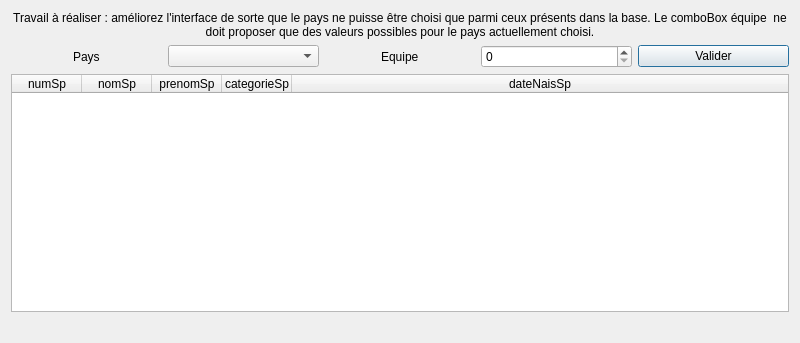
The window that gui/fct_comp_4.ui (FDaCostaB/Jo-BD) describes before a commit, drawn with Qt 5.
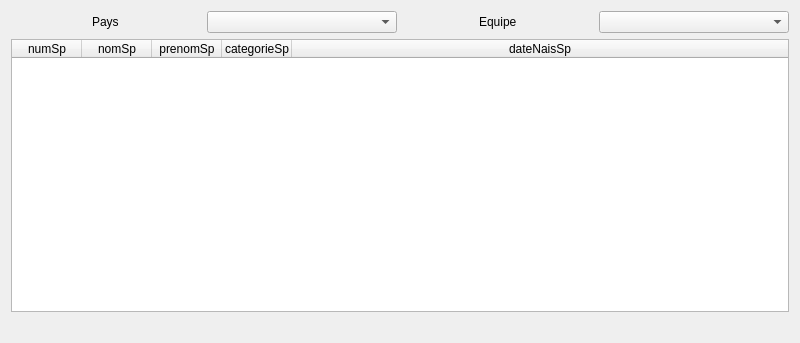
The same window after the commit. Icons and pictures are not drawn.

Diff of the .ui file:
```diff
--- a/gui/fct_comp_4.ui
+++ b/gui/fct_comp_4.ui
@@ -14,19 +14,6 @@
    <string>Sportifs d'un pays et un équipe</string>
   </property>
   <layout class="QVBoxLayout" name="verticalLayout">
-   <item>
-    <widget class="QLabel" name="label_3">
-     <property name="text">
-      <string>Travail à réaliser : améliorez l'interface de sorte que le pays ne puisse être choisi que parmi ceux présents dans la base. Le comboBox équipe  ne doit proposer que des valeurs possibles pour le pays actuellement choisi.</string>
-     </property>
-     <property name="alignment">
-      <set>Qt::AlignCenter</set>
-     </property>
-     <property name="wordWrap">
-      <bool>true</bool>
-     </property>
-    </widget>
-   </item>
    <item>
     <layout class="QHBoxLayout" name="horizontalLayout">
      <item alignment="Qt::AlignHCenter">
@@ -47,14 +34,7 @@
       </widget>
      </item>
      <item>
-      <widget class="QSpinBox" name="spinBox_fct_4_equipe"/>
-     </item>
-     <item>
-      <widget class="QPushButton" name="pushButton_fct_4">
-       <property name="text">
-        <string>Valider</string>
-       </property>
-      </widget>
+      <widget class="QComboBox" name="comboBox_fct_4_equipe"/>
      </item>
     </layout>
    </item>
```
Left out of the diff: 40 changed lines with no effect on the pictures.
